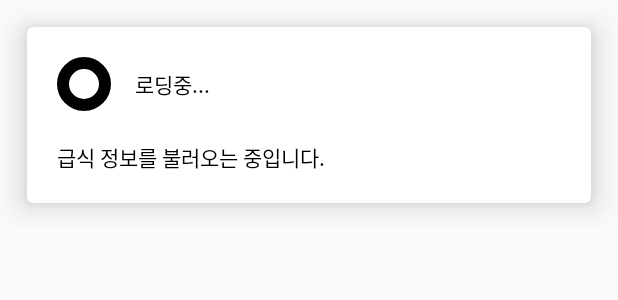
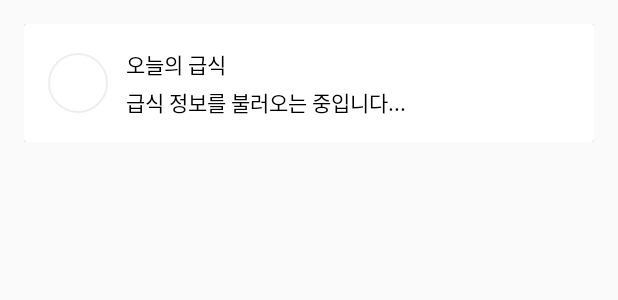
Before and after one commit to roian6/SunrinMeal, an Android app: the layout recycle_item_meal.xml on its own in the app's theme, with its tools: preview values and no code run, on a phone screen of 412 x 824 dp. Shown: the top 300 px of the screen. Run offline under Robolectric (Android 15) with nearby library versions, the phone set to English and light mode, and no system bars.

Commit message:
0.0.1 기능 미완성

```diff
--- a/app/src/main/java/com/example/david0926/sunrinmeal/Meal/RecycleHolder_Meal.java
+++ b/app/src/main/java/com/example/david0926/sunrinmeal/Meal/RecycleHolder_Meal.java
@@ -8,11 +8,12 @@ import com.example.david0926.sunrinmeal.R;
 
 public class RecycleHolder_Meal extends RecyclerView.ViewHolder{
 
-    public TextView date, menu;
+    public TextView date, day, menu;
 
     RecycleHolder_Meal(View itemView) {
         super(itemView);
         date = itemView.findViewById(R.id.item_date);
+        day = itemView.findViewById(R.id.item_day);
         menu = itemView.findViewById(R.id.item_meal);
     }
 }
--- a/app/src/main/res/drawable/review_text.xml
+++ b/app/src/main/res/drawable/review_text.xml
@@ -2,5 +2,5 @@
 <shape xmlns:android="http://schemas.android.com/apk/res/android"
     android:shape="rectangle">
     <solid android:color="#f5f5f5" />
-    <corners android:topLeftRadius="5dp" android:radius="15dp" />
+    <corners android:topLeftRadius="5dp" android:radius="20dp" />
 </shape>
--- a/app/src/main/res/layout/recycle_item_meal.xml
+++ b/app/src/main/res/layout/recycle_item_meal.xml
@@ -3,65 +3,75 @@
     android:layout_width="match_parent"
     android:layout_height="wrap_content"
     android:orientation="vertical"
+    android:paddingTop="16dp"
+    android:paddingStart="16dp"
+    android:paddingEnd="16dp"
     xmlns:app="http://schemas.android.com/apk/res-auto">
     <android.support.v7.widget.CardView
         android:layout_width="match_parent"
-        android:layout_height="wrap_content"
-        android:layout_marginTop="8dp"
-        android:layout_margin="18dp"
-        app:cardCornerRadius="4dp"
-        app:cardElevation="12dp">
+        android:layout_height="wrap_content">
 
         <LinearLayout
             android:layout_width="match_parent"
             android:layout_height="wrap_content"
             android:orientation="vertical">
 
+        <LinearLayout
+            android:layout_width="match_parent"
+            android:layout_height="wrap_content"
+            android:gravity="center_vertical"
+            android:orientation="horizontal"
+            android:padding="16dp">
+
+            <RelativeLayout
+                android:layout_width="40dp"
+                android:layout_height="40dp"
+                android:layout_marginEnd="12dp">
+
+                <de.hdodenhof.circleimageview.CircleImageView
+                    android:layout_width="40dp"
+                    android:layout_height="40dp"
+                    android:src="#ffffff"
+                    app:civ_border_color="#eeeeee"
+                    app:civ_border_width="1dp" />
+
+                <TextView
+                    android:id="@+id/item_day"
+                    android:layout_width="wrap_content"
+                    android:layout_height="wrap_content"
+                    android:layout_centerInParent="true"
+                    android:fontFamily="@font/nanumsquarer"
+                    android:text=""
+                    android:textColor="#a5d6a7"
+                    android:textSize="16dp" />
+
+            </RelativeLayout>
+
             <LinearLayout
-                android:layout_width="match_parent"
+                android:layout_width="wrap_content"
                 android:layout_height="wrap_content"
-                android:orientation="horizontal"
-                android:gravity="center_vertical"
-                android:padding="20dp">
-                <de.hdodenhof.circleimageview.CircleImageView
-                    android:layout_width="36dp"
-                    android:layout_height="36dp"
-                    android:layout_marginEnd="16dp"
-                    app:civ_circle_background_color="#000000"
-                    app:civ_border_color="#000000"
-                    app:civ_border_width="8dp"
-                    android:src="@drawable/ic_restaurant_white_24dp"/>
+                android:orientation="vertical">
+
                 <TextView
-                    android:layout_width="0dp"
+                    android:id="@+id/item_date"
+                    android:layout_width="wrap_content"
                     android:layout_height="wrap_content"
-                    android:layout_weight="1"
-                    android:text="로딩중..."
+                    android:layout_marginBottom="4dp"
                     android:fontFamily="@font/nanumsquarer"
-                    android:textColor="@android:color/black"
-                    android:id="@+id/item_date"/>
+                    android:text="오늘의 급식"
+                    android:textColor="@android:color/black" />
 
+                <TextView
+                    android:id="@+id/item_meal"
+                    android:layout_width="wrap_content"
+                    android:layout_height="wrap_content"
+                    android:fontFamily="@font/nanumsquarel"
+                    android:text="급식 정보를 불러오는 중입니다..."
+                    android:textColor="@android:color/black" />
             </LinearLayout>
 
-            <LinearLayout
-                android:layout_width="match_parent"
-                android:layout_height="wrap_content"
-                android:orientation="horizontal"
-                android:gravity="center_vertical"
-                android:paddingStart="20dp"
-                android:paddingEnd="22dp"
-                android:paddingBottom="20dp">
 
-                <TextView
-                    android:layout_width="0dp"
-                    android:layout_height="wrap_content"
-                    android:layout_weight="1"
-                    android:text="급식 정보를 불러오는 중입니다."
-                    android:fontFamily="@font/nanumsquarel"
-                    android:textColor="@android:color/black"
-                    android:id="@+id/item_meal"
-                    />
-
-            </LinearLayout>
+        </LinearLayout>
 
         </LinearLayout>
 
--- a/app/src/main/res/values/colors.xml
+++ b/app/src/main/res/values/colors.xml
@@ -1,6 +1,6 @@
 <?xml version="1.0" encoding="utf-8"?>
 <resources>
-    <color name="colorPrimary">#3F51B5</color>
+    <color name="colorPrimary">#000000</color>
     <color name="colorPrimaryDark">#000000</color>
-    <color name="colorAccent">#FF4081</color>
+    <color name="colorAccent">#80cbc4</color>
 </resources>
--- a/app/src/main/res/values/strings.xml
+++ b/app/src/main/res/values/strings.xml
@@ -2,4 +2,6 @@
     <string name="app_name">선린급식</string>
     <string name="share">충격) 선린 급식을 알려주는 앱이 있다?!
         (https://github.com/roian6/SunrinMeal)</string>
+    <string name="dialog_devinfo">A/S 문의: 10423 정찬효
+    \n\n피크닉은 개발자에게 큰 힘이 됩니다. \n후원: 하나 24791027950007</string>
 </resources>
```
Also changed, not shown: app/src/main/java/com/example/david0926/sunrinmeal/Dialog_DevInfo.java (added, +31 -0 lines), app/src/main/java/com/example/david0926/sunrinmeal/MainActivity.java (+22 -6 lines), app/src/main/java/com/example/david0926/sunrinmeal/Meal/RecycleAdapter_Meal.java (+22 -1 lines), app/src/main/res/layout/activity_main.xml (+1 -30 lines), app/src/main/res/menu/menu_more.xml (+10 -0 lines), app/src/main/res/values/array.xml (added, +57 -0 lines), 428 other files.
